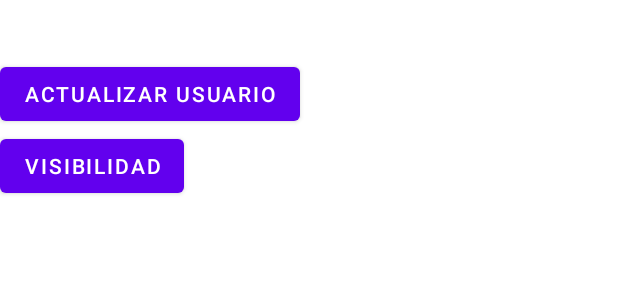
After one commit to KenyaAlvarez/mvvm-android-java, an Android app: the layout activity_dbldactivity.xml on its own in the app's theme, with its tools: preview values and no code run, on a phone screen of 412 x 824 dp. The commit adds this screen. Shown: the top 300 px of the screen. Run offline under Robolectric (Android 15) with nearby library versions, the phone set to English and light mode, and no system bars.

Commit message:
new fixed

```diff
--- a/app/src/main/java/com/kenya/mvvm_android/UI/DataBindingActivity.java
+++ b/app/src/main/java/com/kenya/mvvm_android/ui/DataBindingActivity.java
@@ -1,4 +1,4 @@
-package com.kenya.mvvm_android.UI;
+package com.kenya.mvvm_android.ui;
 
 import androidx.appcompat.app.AppCompatActivity;
 import androidx.databinding.DataBindingUtil;
@@ -7,7 +7,7 @@ import android.os.Bundle;
 
 import com.kenya.mvvm.R;
 import com.kenya.mvvm.databinding.ActivityDataBindingBinding;
-import com.kenya.mvvm_android.Util.User;
+import com.kenya.mvvm_android.util.User;
 
 public class DataBindingActivity extends AppCompatActivity {
     private User user;
--- a/app/src/main/java/com/kenya/mvvm_android/UI/LiveDataActivity.java
+++ b/app/src/main/java/com/kenya/mvvm_android/ui/LiveDataActivity.java
@@ -1,4 +1,4 @@
-package com.kenya.mvvm_android.UI;
+package com.kenya.mvvm_android.ui;
 
 import androidx.appcompat.app.AppCompatActivity;
 import androidx.lifecycle.Observer;
@@ -11,7 +11,7 @@ import android.widget.Button;
 import android.widget.TextView;
 
 import com.kenya.mvvm.R;
-import com.kenya.mvvm_android.Util.User;
+import com.kenya.mvvm_android.util.User;
 import com.kenya.mvvm_android.viewmodel.LiveDataViewModel;
 
 import java.util.List;
--- a/app/src/main/java/com/kenya/mvvm_android/UI/UserViewModelActivity.java
+++ b/app/src/main/java/com/kenya/mvvm_android/ui/UserViewModelActivity.java
@@ -1,4 +1,4 @@
-package com.kenya.mvvm_android.UI;
+package com.kenya.mvvm_android.ui;
 
 import androidx.appcompat.app.AppCompatActivity;
 import androidx.lifecycle.ViewModelProviders;
@@ -9,7 +9,7 @@ import android.widget.EditText;
 import android.widget.TextView;
 
 import com.kenya.mvvm.R;
-import com.kenya.mvvm_android.Util.User;
+import com.kenya.mvvm_android.util.User;
 import com.kenya.mvvm_android.viewmodel.UserViewModel;
 
 import java.util.ArrayList;
--- a/app/src/main/java/com/kenya/mvvm_android/UI/ViewModelActivity.java
+++ b/app/src/main/java/com/kenya/mvvm_android/ui/ViewModelActivity.java
@@ -1,4 +1,4 @@
-package com.kenya.mvvm_android.UI;
+package com.kenya.mvvm_android.ui;
 
 import android.os.Bundle;
 import android.util.Log;
@@ -10,7 +10,7 @@ import androidx.appcompat.app.AppCompatActivity;
 import androidx.lifecycle.ViewModelProviders;
 
 import com.kenya.mvvm.R;
-import com.kenya.mvvm_android.Util.Sumar;
+import com.kenya.mvvm_android.util.Sumar;
 import com.kenya.mvvm_android.viewmodel.SumarViewModel;
 
 public class ViewModelActivity extends AppCompatActivity {
--- a/app/src/main/java/com/kenya/mvvm_android/Util/Sumar.java
+++ b/app/src/main/java/com/kenya/mvvm_android/util/Sumar.java
@@ -1,4 +1,4 @@
-package com.kenya.mvvm_android.Util;
+package com.kenya.mvvm_android.util;
 
 public class Sumar {
     public static final int sumar (int numero){
--- a/app/src/main/java/com/kenya/mvvm_android/Util/User.java
+++ b/app/src/main/java/com/kenya/mvvm_android/util/User.java
@@ -1,4 +1,4 @@
-package com.kenya.mvvm_android.Util;
+package com.kenya.mvvm_android.util;
 
 public class User {
 
--- a/app/src/main/java/com/kenya/mvvm_android/viewmodel/LiveDataViewModel.java
+++ b/app/src/main/java/com/kenya/mvvm_android/viewmodel/LiveDataViewModel.java
@@ -4,7 +4,7 @@ import androidx.lifecycle.LiveData;
 import androidx.lifecycle.MutableLiveData;
 import androidx.lifecycle.ViewModel;
 
-import com.kenya.mvvm_android.Util.User;
+import com.kenya.mvvm_android.util.User;
 
 import java.util.ArrayList;
 import java.util.List;
--- a/app/src/main/java/com/kenya/mvvm_android/viewmodel/UserViewModel.java
+++ b/app/src/main/java/com/kenya/mvvm_android/viewmodel/UserViewModel.java
@@ -2,7 +2,7 @@ package com.kenya.mvvm_android.viewmodel;
 
 import androidx.lifecycle.ViewModel;
 
-import com.kenya.mvvm_android.Util.User;
+import com.kenya.mvvm_android.util.User;
 
 import java.util.ArrayList;
 import java.util.List;
--- a/app/src/main/res/layout/activity_data_binding.xml
+++ b/app/src/main/res/layout/activity_data_binding.xml
@@ -5,7 +5,7 @@
     <data>
         <variable
             name="user"
-        type="com.kenya.mvvm_android.Util.User"/>
+        type="com.kenya.mvvm_android.util.User"/>
     </data>
 
     <LinearLayout
--- /dev/null
+++ b/app/src/main/res/layout/activity_dbldactivity.xml
@@ -0,0 +1,39 @@
+<?xml version="1.0" encoding="utf-8"?>
+<layout xmlns:android="http://schemas.android.com/apk/res/android"
+    xmlns:app="http://schemas.android.com/apk/res-auto"
+    xmlns:tools="http://schemas.android.com/tools">
+
+    <data>
+        <variable
+            name="viewModel"
+            type="com.kenya.mvvm_android.viewmodel.DBLDViewModel"/>
+    </data>
+
+    <LinearLayout
+        android:layout_width="match_parent"
+        android:layout_height="match_parent"
+        android:orientation="vertical"
+        tools:context="com.kenya.mvvm_android.ui.DBLDActivity">
+
+        <TextView
+            android:text="@{viewModel.user.nombre}"
+            android:layout_width="wrap_content"
+            android:layout_height="wrap_content"/>
+
+        <TextView
+            android:text="@{viewModel.user.edad}"
+            android:layout_width="wrap_content"
+            android:layout_height="wrap_content"/>
+
+        <Button
+            android:onClick="@{()->viewModel.updateUser()}"
+            android:text="Actualizar usuario"
+            android:layout_width="wrap_content"
+            android:layout_height="wrap_content"/>
+
+        <Button
+            android:text="Visibilidad"
+            android:layout_width="wrap_content"
+            android:layout_height="wrap_content"/>
+    </LinearLayout>
+</layout>
--- a/app/src/main/res/layout/activity_live_data.xml
+++ b/app/src/main/res/layout/activity_live_data.xml
@@ -5,7 +5,7 @@
     android:layout_width="match_parent"
     android:layout_height="match_parent"
     android:orientation="vertical"
-    tools:context="com.kenya.mvvm_android.UI.LiveDataActivity">
+    tools:context="com.kenya.mvvm_android.ui.LiveDataActivity">
 
     <Button
         android:text="Guardar"
--- a/app/src/main/res/layout/activity_user_view_model.xml
+++ b/app/src/main/res/layout/activity_user_view_model.xml
@@ -5,7 +5,7 @@
     android:layout_width="match_parent"
     android:layout_height="match_parent"
     android:orientation="vertical"
-    tools:context="com.kenya.mvvm_android.UI.UserViewModelActivity">
+    tools:context="com.kenya.mvvm_android.ui.UserViewModelActivity">
 
     <EditText
         android:hint="Nombre"
```
Also changed, not shown: app/src/main/AndroidManifest.xml (+7 -4 lines), app/src/main/java/com/kenya/mvvm_android/MainActivity.java (+6 -5 lines), app/src/main/java/com/kenya/mvvm_android/ui/DBLDActivity.java (added, +28 -0 lines), app/src/main/java/com/kenya/mvvm_android/viewmodel/DBLDViewModel.java (added, +28 -0 lines).
